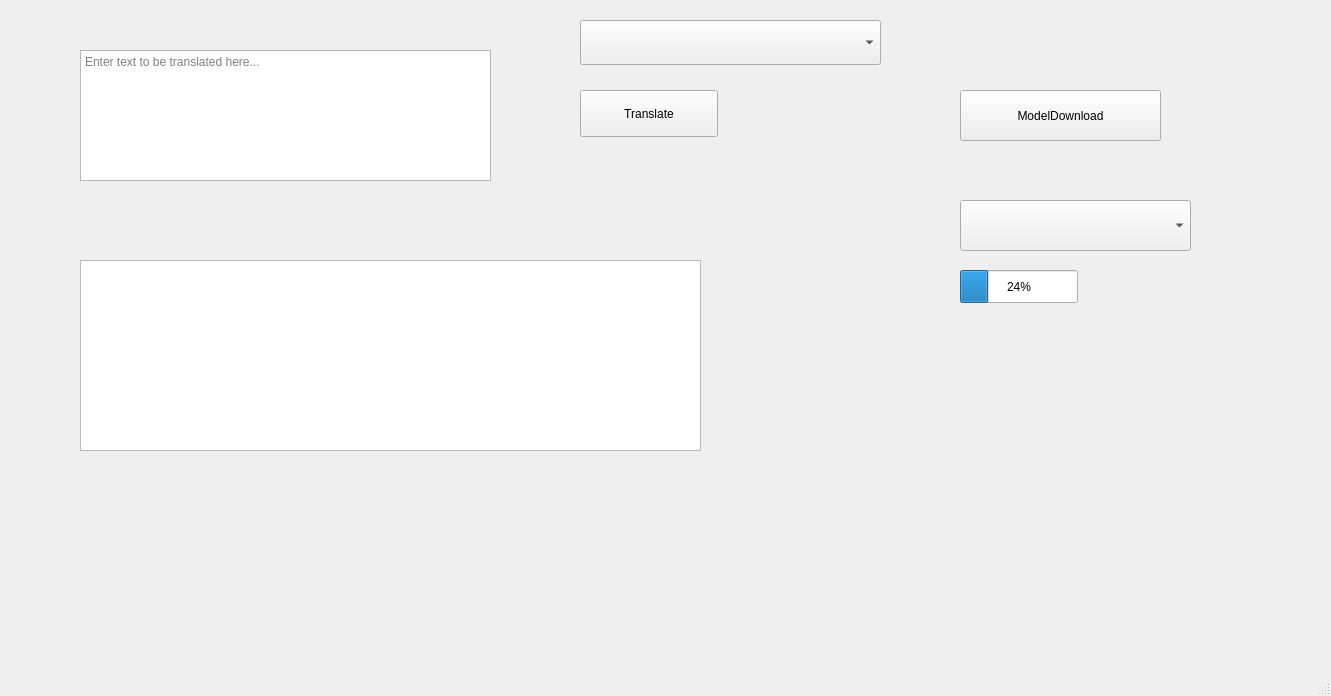
The window that mainwindow.ui (XapaJIaMnu/translateLocally) describes before a commit, drawn with Qt 5.
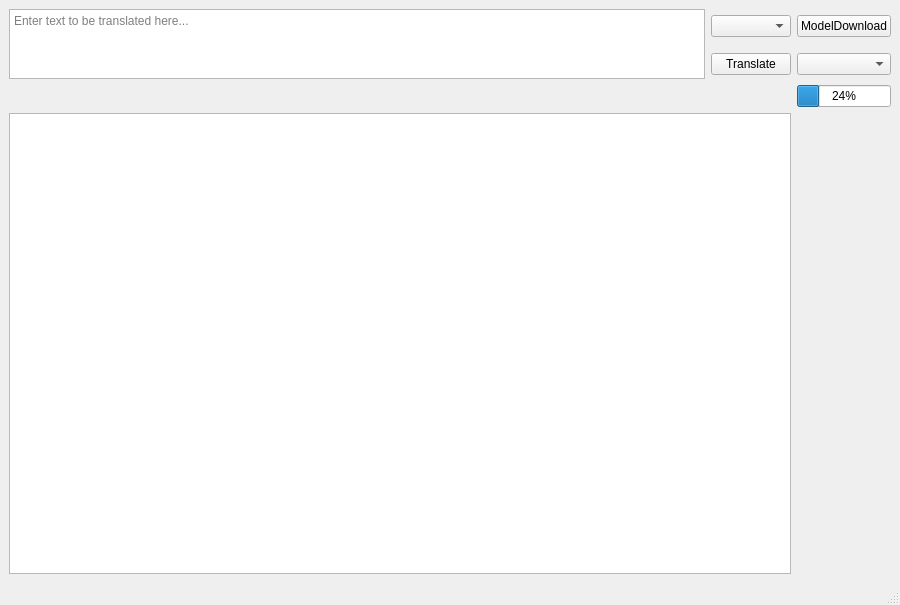
The same window after the commit.

Commit message: Better geometry handling

```diff
--- a/mainwindow.ui
+++ b/mainwindow.ui
@@ -6,72 +6,34 @@
    <rect>
     <x>0</x>
     <y>0</y>
-    <width>1331</width>
-    <height>696</height>
+    <width>900</width>
+    <height>605</height>
    </rect>
   </property>
   <property name="windowTitle">
    <string>translateLocally</string>
   </property>
   <widget class="QWidget" name="centralwidget">
-   <widget class="QPlainTextEdit" name="inputBox">
-    <property name="geometry">
-     <rect>
-      <x>80</x>
-      <y>50</y>
-      <width>411</width>
-      <height>131</height>
-     </rect>
-    </property>
-    <property name="placeholderText">
-     <string>Enter text to be translated here...</string>
-    </property>
-   </widget>
+   <layout class="QGridLayout" name="gridLayout">
+    <item row="0" column="1">
+     <widget class="QComboBox" name="localModels"/>
+    </item>
+    <item row="1" column="1">
    <widget class="QPushButton" name="translateButton">
-    <property name="geometry">
-     <rect>
-      <x>580</x>
-      <y>90</y>
-      <width>138</width>
-      <height>47</height>
-     </rect>
-    </property>
     <property name="text">
      <string>Translate</string>
     </property>
    </widget>
-   <widget class="QTextBrowser" name="outputBox">
-    <property name="geometry">
-     <rect>
-      <x>80</x>
-      <y>260</y>
-      <width>621</width>
-      <height>191</height>
-     </rect>
-    </property>
-   </widget>
+    </item>
+    <item row="0" column="2">
    <widget class="QPushButton" name="modelDownload">
-    <property name="geometry">
-     <rect>
-      <x>960</x>
-      <y>90</y>
-      <width>201</width>
-      <height>51</height>
-     </rect>
-    </property>
     <property name="text">
      <string>ModelDownload</string>
     </property>
    </widget>
+    </item>
+    <item row="1" column="2">
    <widget class="QComboBox" name="Models">
-    <property name="geometry">
-     <rect>
-      <x>960</x>
-      <y>200</y>
-      <width>231</width>
-      <height>51</height>
-     </rect>
-    </property>
     <property name="currentText">
      <string/>
     </property>
@@ -79,32 +41,34 @@
      <string/>
     </property>
    </widget>
+    </item>
+    <item row="4" column="0" colspan="2">
+     <widget class="QTextBrowser" name="outputBox"/>
+    </item>
+    <item row="0" column="0" rowspan="2">
+     <widget class="QPlainTextEdit" name="inputBox">
+      <property name="placeholderText">
+       <string>Enter text to be translated here...</string>
+      </property>
+     </widget>
+    </item>
+    <item row="2" column="2">
    <widget class="QProgressBar" name="progressBar">
     <property name="enabled">
      <bool>true</bool>
     </property>
-    <property name="geometry">
-     <rect>
-      <x>960</x>
-      <y>270</y>
-      <width>118</width>
-      <height>33</height>
-     </rect>
+      <property name="sizePolicy">
+       <sizepolicy hsizetype="Preferred" vsizetype="Fixed">
+        <horstretch>0</horstretch>
+        <verstretch>0</verstretch>
+       </sizepolicy>
     </property>
     <property name="value">
      <number>24</number>
     </property>
    </widget>
-   <widget class="QComboBox" name="localModels">
-    <property name="geometry">
-     <rect>
-      <x>580</x>
-      <y>20</y>
-      <width>301</width>
-      <height>45</height>
-     </rect>
-    </property>
-   </widget>
+    </item>
+   </layout>
   </widget>
   <widget class="QMenuBar" name="menubar">
    <property name="geometry">
```
Left out of the diff: 2 changed lines with no effect on the pictures. Lines whose indentation alone changed are shown as unchanged. The commit also changes 1 other file.
